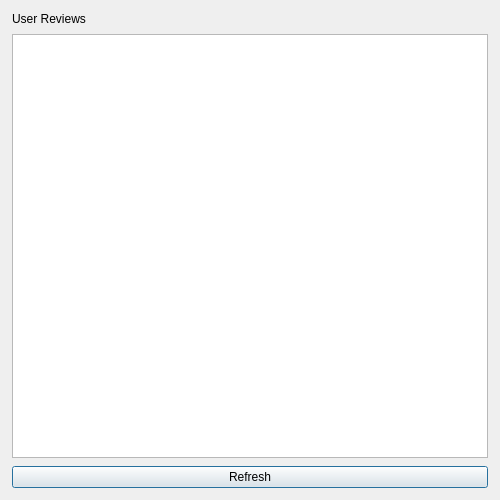
The window that adminreview.ui (anshu-ho-la/buspass) describes before a commit, drawn with Qt 5.
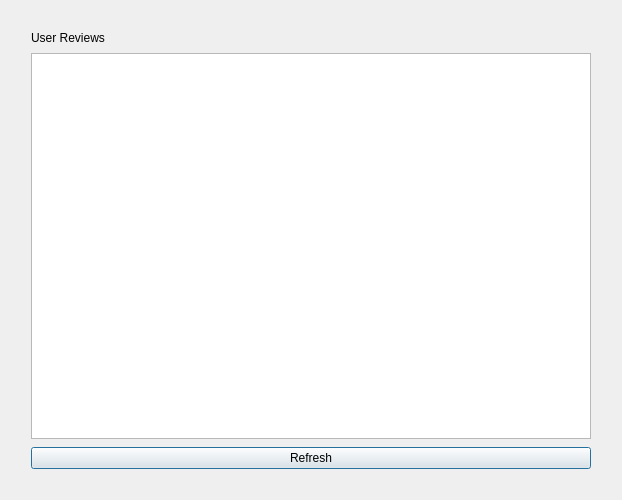
The same window after the commit.

What changed in the file:
```diff
--- a/adminreview.ui
+++ b/adminreview.ui
@@ -13,14 +13,44 @@
   <property name="windowTitle">
    <string>Admin – Reviews</string>
   </property>
+  <layout class="QVBoxLayout" name="outerLayout">
+   <item>
+    <layout class="QHBoxLayout" name="centerRow">
+     <item>
+      <spacer name="leftSpacer">
+       <property name="orientation">
+        <enum>Qt::Orientation::Horizontal</enum>
+       </property>
+       <property name="sizeHint" stdset="0">
+        <size>
+         <width>40</width>
+         <height>20</height>
+        </size>
+       </property>
+      </spacer>
+     </item>
+     <item>
+      <widget class="QWidget" name="formCard">
+       <property name="minimumSize">
+        <size>
+         <width>600</width>
+         <height>0</height>
+        </size>
+       </property>
+       <property name="maximumSize">
+        <size>
+         <width>720</width>
+         <height>16777215</height>
+        </size>
+       </property>
   <layout class="QVBoxLayout" name="outerVLayout">
    <property name="spacing">
     <number>8</number>
    </property>
-   <property name="leftMargin"><number>12</number></property>
-   <property name="topMargin"><number>12</number></property>
-   <property name="rightMargin"><number>12</number></property>
-   <property name="bottomMargin"><number>12</number></property>
+        <property name="leftMargin"><number>20</number></property>
+        <property name="topMargin"><number>20</number></property>
+        <property name="rightMargin"><number>20</number></property>
+        <property name="bottomMargin"><number>20</number></property>
    <item>
     <widget class="QLabel" name="titleLabel">
      <property name="text">
@@ -47,6 +77,24 @@
       <string>Refresh</string>
      </property>
     </widget>
+        </item>
+       </layout>
+      </widget>
+     </item>
+     <item>
+      <spacer name="rightSpacer">
+       <property name="orientation">
+        <enum>Qt::Orientation::Horizontal</enum>
+       </property>
+       <property name="sizeHint" stdset="0">
+        <size>
+         <width>40</width>
+         <height>20</height>
+        </size>
+       </property>
+      </spacer>
+     </item>
+    </layout>
    </item>
   </layout>
  </widget>
```
Lines whose indentation alone changed are shown as unchanged.
